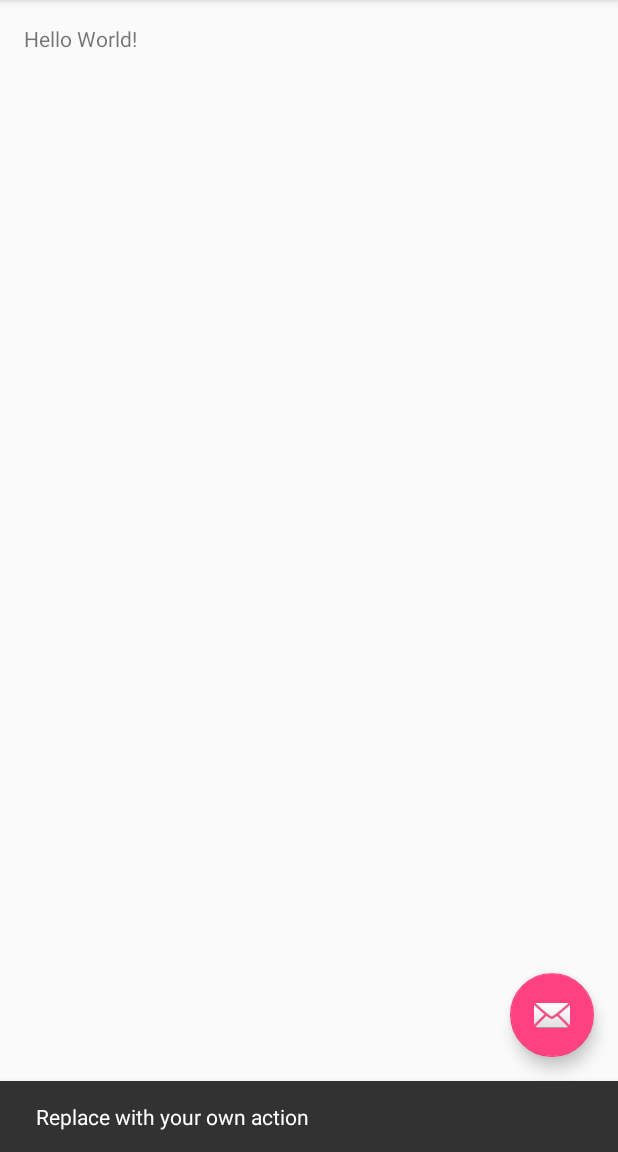
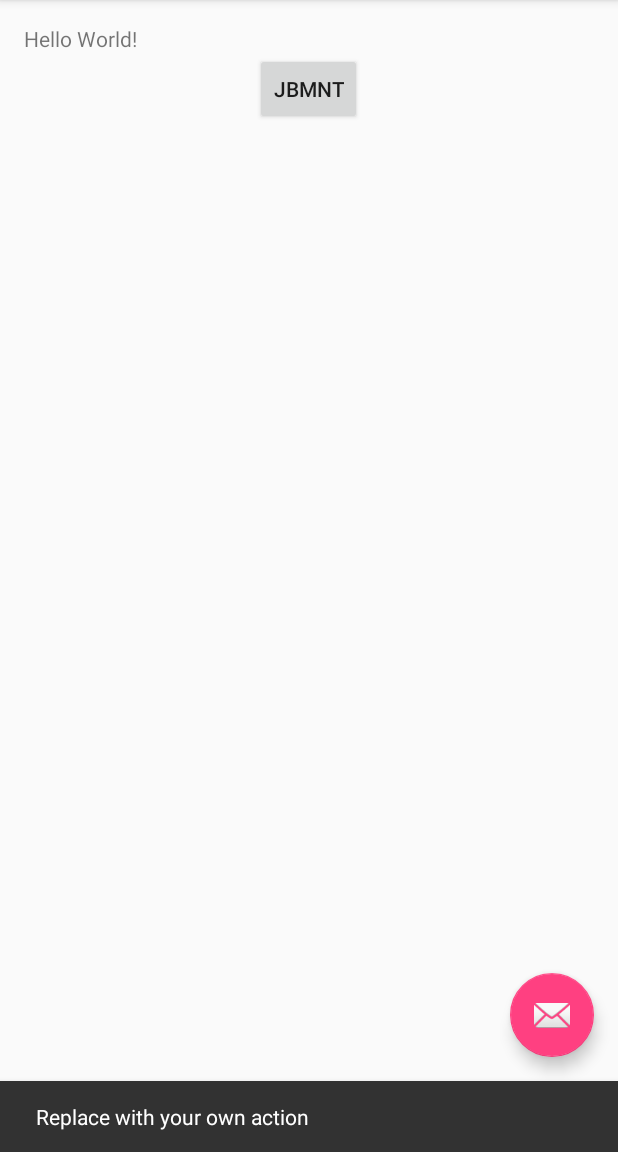
Before and after one commit to vaporecek/MTAA, an Android app: the screen it shows after launch (MainActivity), after a tap on an icon or button, on a phone screen of 412 x 824 dp, the part 84-1236 px from its top. Run offline under Robolectric (Android 15) with nearby library versions, the phone set to English and light mode, and no system bars.

Commit message:
no tlacitko

```diff
--- a/app/src/main/res/layout/fragment_main.xml
+++ b/app/src/main/res/layout/fragment_main.xml
@@ -12,6 +12,17 @@
     <TextView
         android:layout_width="wrap_content"
         android:layout_height="wrap_content"
-        android:text="Hello World!" />
+        android:text="Hello World!"
+        android:id="@+id/textView" />
+
+    <Button
+        style="?android:attr/buttonStyleSmall"
+        android:layout_width="wrap_content"
+        android:layout_height="wrap_content"
+        android:text="JBMNT"
+        android:id="@+id/btn_jbmnt"
+        android:layout_below="@+id/textView"
+        android:layout_centerHorizontal="true"
+        android:singleLine="true" />
 
 </RelativeLayout>
```
